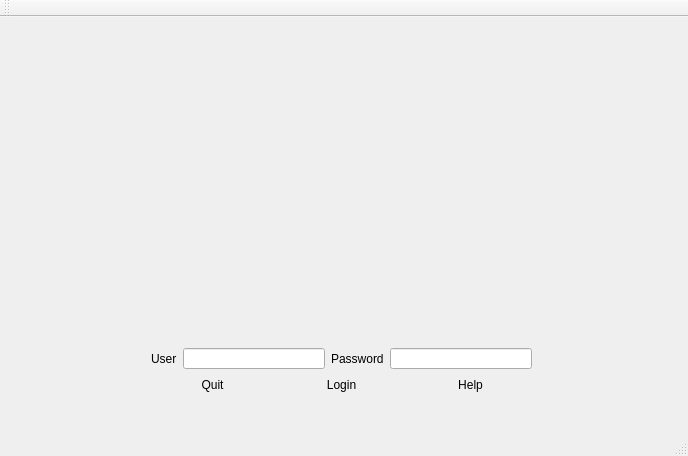
Mark1988huang/tradingSystem, file mainwindow.ui: the form before one commit.
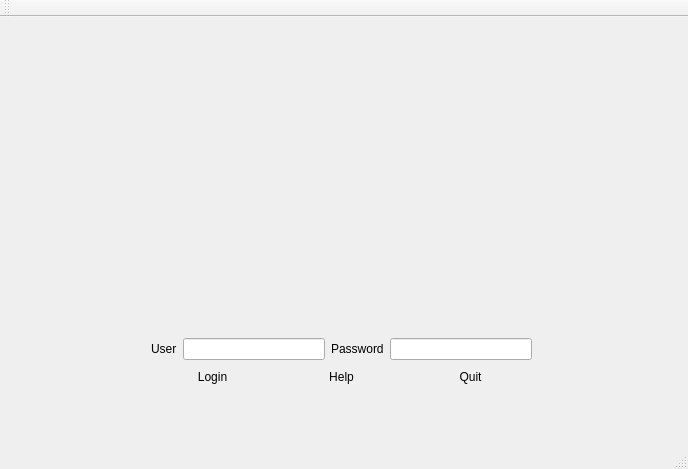
The form after the commit. Icons and pictures are not drawn.

```diff
--- a/mainwindow.ui
+++ b/mainwindow.ui
@@ -7,9 +7,21 @@
     <x>0</x>
     <y>0</y>
     <width>688</width>
-    <height>456</height>
+    <height>469</height>
    </rect>
   </property>
+  <property name="minimumSize">
+   <size>
+    <width>688</width>
+    <height>469</height>
+   </size>
+  </property>
+  <property name="maximumSize">
+   <size>
+    <width>688</width>
+    <height>469</height>
+   </size>
+  </property>
   <property name="acceptDrops">
    <bool>false</bool>
   </property>
@@ -55,16 +67,19 @@
      <bool>true</bool>
     </property>
    </widget>
-   <widget class="QWidget" name="">
+   <widget class="QWidget" name="layoutWidget">
     <property name="geometry">
      <rect>
       <x>140</x>
-      <y>320</y>
+      <y>310</y>
       <width>403</width>
       <height>69</height>
      </rect>
     </property>
-    <layout class="QVBoxLayout" name="verticalLayout">
+    <layout class="QVBoxLayout" name="log">
+     <property name="sizeConstraint">
+      <enum>QLayout::SetMinimumSize</enum>
+     </property>
      <item>
       <layout class="QHBoxLayout" name="horizontalLayout">
        <item>
@@ -87,7 +102,10 @@
        <item>
         <widget class="QLineEdit" name="lineEdit_2">
          <property name="inputMethodHints">
-          <set>Qt::ImhHiddenText|Qt::ImhNoAutoUppercase</set>
+          <set>Qt::ImhHiddenText|Qt::ImhNoAutoUppercase|Qt::ImhNoPredictiveText|Qt::ImhSensitiveData</set>
+         </property>
+         <property name="echoMode">
+          <enum>QLineEdit::Password</enum>
          </property>
         </widget>
        </item>
@@ -95,16 +113,6 @@
      </item>
      <item>
       <layout class="QHBoxLayout" name="horizontalLayout_2">
-       <item>
-        <widget class="QPushButton" name="quitButton">
-         <property name="text">
-          <string>Quit</string>
-         </property>
-         <property name="flat">
-          <bool>true</bool>
-         </property>
-        </widget>
-       </item>
        <item>
         <widget class="QPushButton" name="loginButton">
          <property name="text">
@@ -125,6 +133,16 @@
          </property>
         </widget>
        </item>
+       <item>
+        <widget class="QPushButton" name="quitButton">
+         <property name="text">
+          <string>Quit</string>
+         </property>
+         <property name="flat">
+          <bool>true</bool>
+         </property>
+        </widget>
+       </item>
       </layout>
      </item>
     </layout>
```
Left out of the diff: 7 changed lines with no effect on the pictures.
